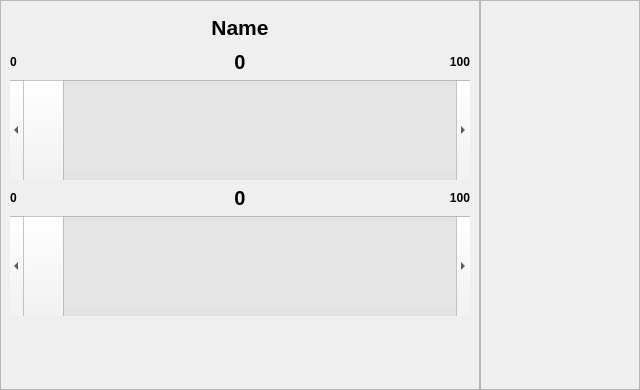
This is gui/alarms/alarms.ui in MariuszSuchenek/MVM_GUI_test2 as Qt 5 draws it before an edit. The edited form follows.
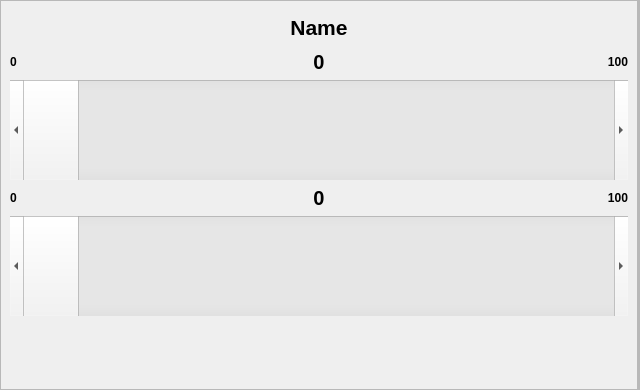
This is the edited form.

Commit message: Now can specify progress bar type from default_settings for monitors; fixed size policies

```diff
--- a/gui/alarms/alarms.ui
+++ b/gui/alarms/alarms.ui
@@ -44,7 +44,7 @@
    <item>
     <widget class="QFrame" name="frame">
      <property name="sizePolicy">
-      <sizepolicy hsizetype="Expanding" vsizetype="Preferred">
+      <sizepolicy hsizetype="MinimumExpanding" vsizetype="Preferred">
        <horstretch>0</horstretch>
        <verstretch>0</verstretch>
       </sizepolicy>
@@ -222,14 +222,14 @@
    <item>
     <widget class="QFrame" name="frame_2">
      <property name="sizePolicy">
-      <sizepolicy hsizetype="Minimum" vsizetype="Preferred">
+      <sizepolicy hsizetype="Preferred" vsizetype="Preferred">
        <horstretch>0</horstretch>
        <verstretch>0</verstretch>
       </sizepolicy>
      </property>
      <property name="minimumSize">
       <size>
-       <width>160</width>
+       <width>0</width>
        <height>0</height>
       </size>
      </property>
```
